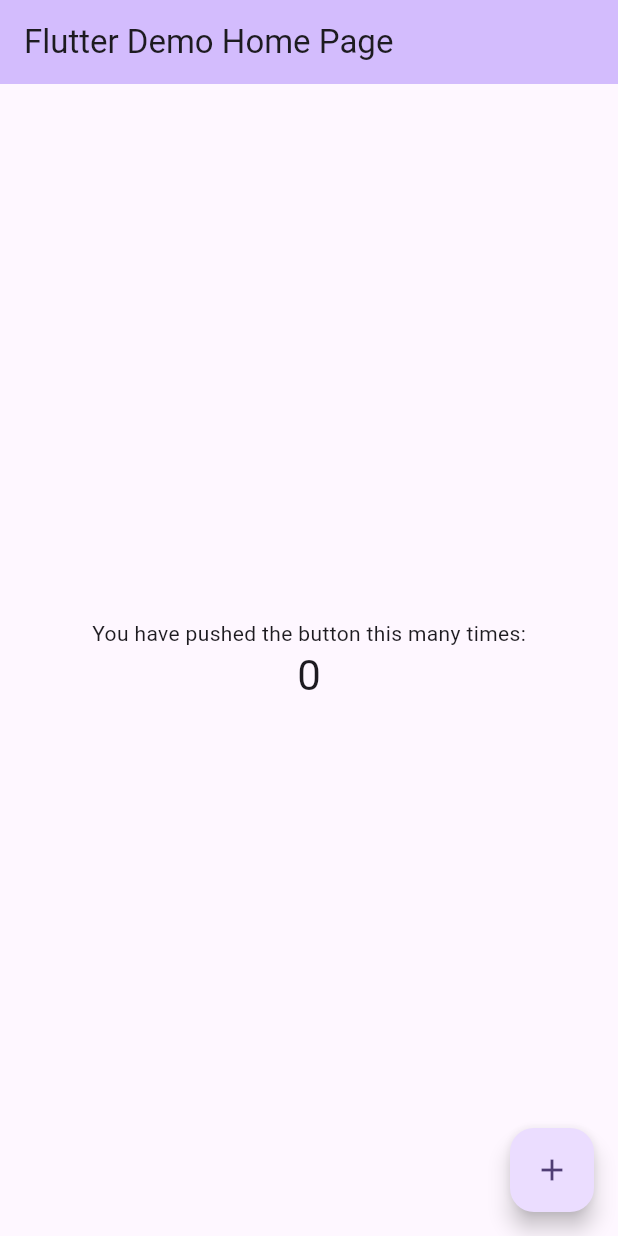
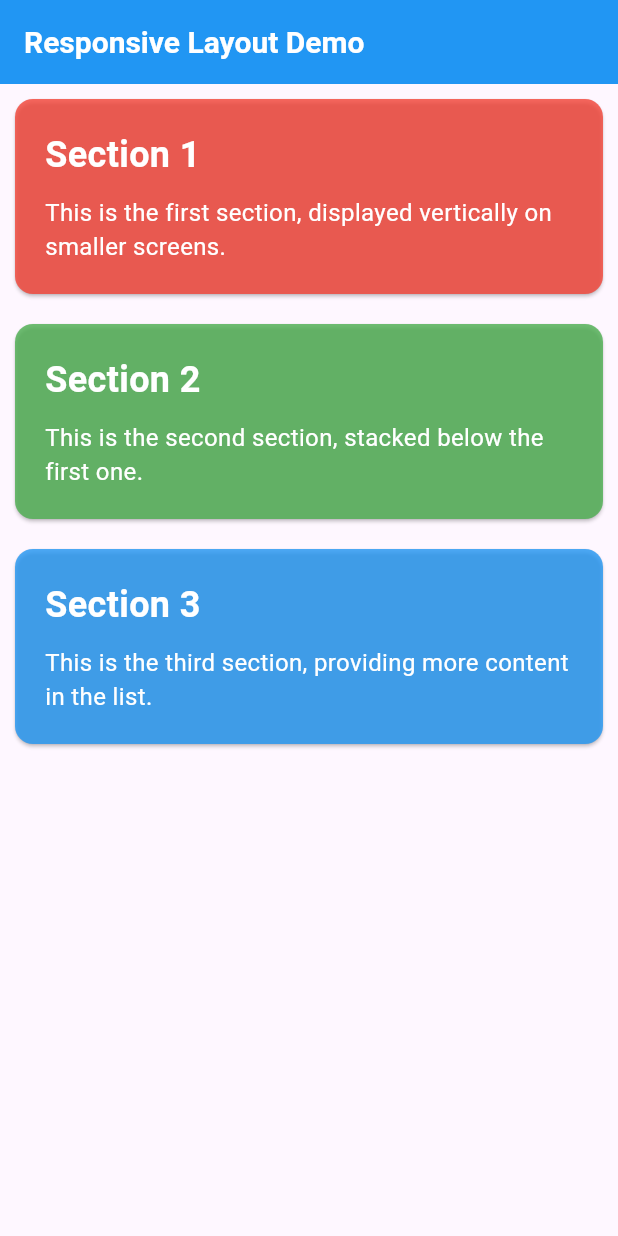
Before and after one commit to could-ai/019a918c-75d7-72fc-a0d1-0a496d484989, a Flutter app: the screen it shows after launch, on a phone screen of 412 x 824 dp. Run offline on Flutter 3.47's test engine with Material 3 defaults, Android fonts, the phone set to English and light mode, and no system bars.

Commit message:
I have updated the main.dart file to launch a new responsive layout. The previous counter demo has been removed, and the app now starts with the `ResponsiveLayout` widget. This change sets the foundation for a responsive application structure, ensuring that the UI adapts to different screen sizes from the very beginning.; I've created a new file named `responsive_layout.dart` to demonstrate how to build a user interface that adapts to different screen sizes. This file contains a `ResponsiveLayout` widget that uses a `LayoutBuilder` to switch between a column view for mobile devices (screens narrower than 600 pixels) and a row view for desktops (screens wider than 600 pixels). This is the standard Flutter approach for creating responsive designs.

```diff
--- a/usr/lib/main.dart
+++ b/usr/lib/main.dart
@@ -1,4 +1,5 @@
 import 'package:flutter/material.dart';
+import 'package:couldai_user_app/responsive_layout.dart';
 
 void main() {
   runApp(const MyApp());
@@ -7,114 +8,16 @@ void main() {
 class MyApp extends StatelessWidget {
   const MyApp({super.key});
 
-  // This widget is the root of your application.
   @override
   Widget build(BuildContext context) {
     return MaterialApp(
-      title: 'Flutter Demo',
+      title: 'Responsive Flutter App',
       debugShowCheckedModeBanner: false,
       theme: ThemeData(
-        // This is the theme of your application.
-        //
-        // TRY THIS: Try running your application with "flutter run". You'll see
-        // the application has a purple toolbar. Then, without quitting the app,
-        // try changing the seedColor in the colorScheme below to Colors.green
-        // and then invoke "hot reload" (save your changes or press the "hot
-        // reload" button in a Flutter-supported IDE, or press "r" if you used
-        // the command line to start the app).
-        //
-        // Notice that the counter didn't reset back to zero; the application
-        // state is not lost during the reload. To reset the state, use hot
-        // restart instead.
-        //
-        // This works for code too, not just values: Most code changes can be
-        // tested with just a hot reload.
         colorScheme: ColorScheme.fromSeed(seedColor: Colors.deepPurple),
+        useMaterial3: true,
       ),
-      home: const MyHomePage(title: 'Flutter Demo Home Page'),
+      home: const ResponsiveLayout(),
     );
   }
 }
-
-class MyHomePage extends StatefulWidget {
-  const MyHomePage({super.key, required this.title});
-
-  // This widget is the home page of your application. It is stateful, meaning
-  // that it has a State object (defined below) that contains fields that affect
-  // how it looks.
-
-  // This class is the configuration for the state. It holds the values (in this
-  // case the title) provided by the parent (in this case the App widget) and
-  // used by the build method of the State. Fields in a Widget subclass are
-  // always marked "final".
-
-  final String title;
-
-  @override
-  State<MyHomePage> createState() => _MyHomePageState();
-}
-
-class _MyHomePageState extends State<MyHomePage> {
-  int _counter = 0;
-
-  void _incrementCounter() {
-    setState(() {
-      // This call to setState tells the Flutter framework that something has
-      // changed in this State, which causes it to rerun the build method below
-      // so that the display can reflect the updated values. If we changed
-      // _counter without calling setState(), then the build method would not be
-      // called again, and so nothing would appear to happen.
-      _counter++;
-    });
-  }
-
-  @override
-  Widget build(BuildContext context) {
-    // This method is rerun every time setState is called, for instance as done
-    // by the _incrementCounter method above.
-    //
-    // The Flutter framework has been optimized to make rerunning build methods
-    // fast, so that you can just rebuild anything that needs updating rather
-    // than having to individually change instances of widgets.
-    return Scaffold(
-      appBar: AppBar(
-        // TRY THIS: Try changing the color here to a specific color (to
-        // Colors.amber, perhaps?) and trigger a hot reload to see the AppBar
-        // change color while the other colors stay the same.
-        backgroundColor: Theme.of(context).colorScheme.inversePrimary,
-        // Here we take the value from the MyHomePage object that was created by
-        // the App.build method, and use it to set our appbar title.
-        title: Text(widget.title),
-      ),
-      body: Center(
-        // Center is a layout widget. It takes a single child and positions it
-        // in the middle of the parent.
-        child: Column(
-          // Column is also a layout widget. It takes a list of children and
-          // arranges them vertically. By default, it sizes itself to fit its
-          // children horizontally, and tries to be as tall as its parent.
-          //
-          // Column has various properties to control how it sizes itself and
-          // how it positions its children. Here we use mainAxisAlignment to
-          // center the children vertically; the main axis here is the vertical
-          // axis because Columns are vertical (the cross axis would be
-          // horizontal).
-          //
-          // TRY THIS: Invoke "debug painting" (choose the "Toggle Debug Paint"
-          // action in the IDE, or press "p" in the console), to see the
-          // wireframe for each widget.
-          mainAxisAlignment: MainAxisAlignment.center,
-          children: <Widget>[
-            const Text('You have pushed the button this many times:'),
-            Text('$_counter', style: Theme.of(context).textTheme.headlineMedium),
-          ],
-        ),
-      ),
-      floatingActionButton: FloatingActionButton(
-        onPressed: _incrementCounter,
-        tooltip: 'Increment',
-        child: const Icon(Icons.add),
-      ), // This trailing comma makes auto-formatting nicer for build methods.
-    );
-  }
-}
--- /dev/null
+++ b/usr/lib/responsive_layout.dart
@@ -0,0 +1,149 @@
+import 'package:flutter/material.dart';
+
+class ResponsiveLayout extends StatelessWidget {
+  const ResponsiveLayout({super.key});
+
+  @override
+  Widget build(BuildContext context) {
+    return Scaffold(
+      appBar: AppBar(
+        title: const Text('Responsive Layout Demo'),
+        backgroundColor: Colors.blue,
+        titleTextStyle: const TextStyle(
+          color: Colors.white,
+          fontSize: 20,
+          fontWeight: FontWeight.bold,
+        ),
+      ),
+      body: LayoutBuilder(
+        builder: (context, constraints) {
+          // If the screen width is less than 600 pixels, display a Column (mobile view)
+          if (constraints.maxWidth < 600) {
+            return ListView(
+              children: <Widget>[
+                _buildInfoCard(Colors.red, 'Section 1', 'This is the first section, displayed vertically on smaller screens.'),
+                _buildInfoCard(Colors.green, 'Section 2', 'This is the second section, stacked below the first one.'),
+                _buildInfoCard(Colors.blue, 'Section 3', 'This is the third section, providing more content in the list.'),
+              ],
+            );
+          } else {
+            // If the screen width is 600 pixels or more, display a Row (desktop view)
+            return const Row(
+              crossAxisAlignment: CrossAxisAlignment.start,
+              children: <Widget>[
+                Expanded(
+                  child: InfoPanel(
+                    color: Colors.red,
+                    title: 'Panel 1',
+                    description: 'This is the first panel, displayed horizontally on wider screens for a desktop-like experience.',
+                  ),
+                ),
+                Expanded(
+                  child: InfoPanel(
+                    color: Colors.green,
+                    title: 'Panel 2',
+                    description: 'This is the second panel, appearing next to the first one to utilize the available horizontal space.',
+                  ),
+                ),
+                Expanded(
+                  child: InfoPanel(
+                    color: Colors.blue,
+                    title: 'Panel 3',
+                    description: 'This is the third panel, completing the row layout for larger screens.',
+                  ),
+                ),
+              ],
+            );
+          }
+        },
+      ),
+    );
+  }
+
+  // Helper method to build cards for the mobile layout
+  Widget _buildInfoCard(Color color, String title, String description) {
+    return Card(
+      margin: const EdgeInsets.all(10),
+      color: color.withOpacity(0.8),
+      child: Padding(
+        padding: const EdgeInsets.all(20),
+        child: Column(
+          crossAxisAlignment: CrossAxisAlignment.start,
+          children: <Widget>[
+            Text(
+              title,
+              style: const TextStyle(
+                fontSize: 24,
+                fontWeight: FontWeight.bold,
+                color: Colors.white,
+              ),
+            ),
+            const SizedBox(height: 10),
+            Text(
+              description,
+              style: const TextStyle(
+                fontSize: 16,
+                color: Colors.white,
+              ),
+            ),
+          ],
+        ),
+      ),
+    );
+  }
+}
+
+// A widget for the desktop layout panels
+class InfoPanel extends StatelessWidget {
+  final Color color;
+  final String title;
+  final String description;
+
+  const InfoPanel({
+    super.key,
+    required this.color,
+    required this.title,
+    required this.description,
+  });
+
+  @override
+  Widget build(BuildContext context) {
+    return Container(
+      margin: const EdgeInsets.all(15),
+      padding: const EdgeInsets.all(20),
+      decoration: BoxDecoration(
+        color: color.withOpacity(0.9),
+        borderRadius: BorderRadius.circular(10),
+        boxShadow: [
+          BoxShadow(
+            color: Colors.black.withOpacity(0.2),
+            spreadRadius: 2,
+            blurRadius: 5,
+            offset: const Offset(0, 3),
+          ),
+        ],
+      ),
+      child: Column(
+        crossAxisAlignment: CrossAxisAlignment.start,
+        children: <Widget>[
+          Text(
+            title,
+            style: const TextStyle(
+              fontSize: 28,
+              fontWeight: FontWeight.bold,
+              color: Colors.white,
+            ),
+          ),
+          const SizedBox(height: 15),
+          Text(
+            description,
+            style: const TextStyle(
+              fontSize: 18,
+              color: Colors.white,
+            ),
+          ),
+        ],
+      ),
+    );
+  }
+}
```
